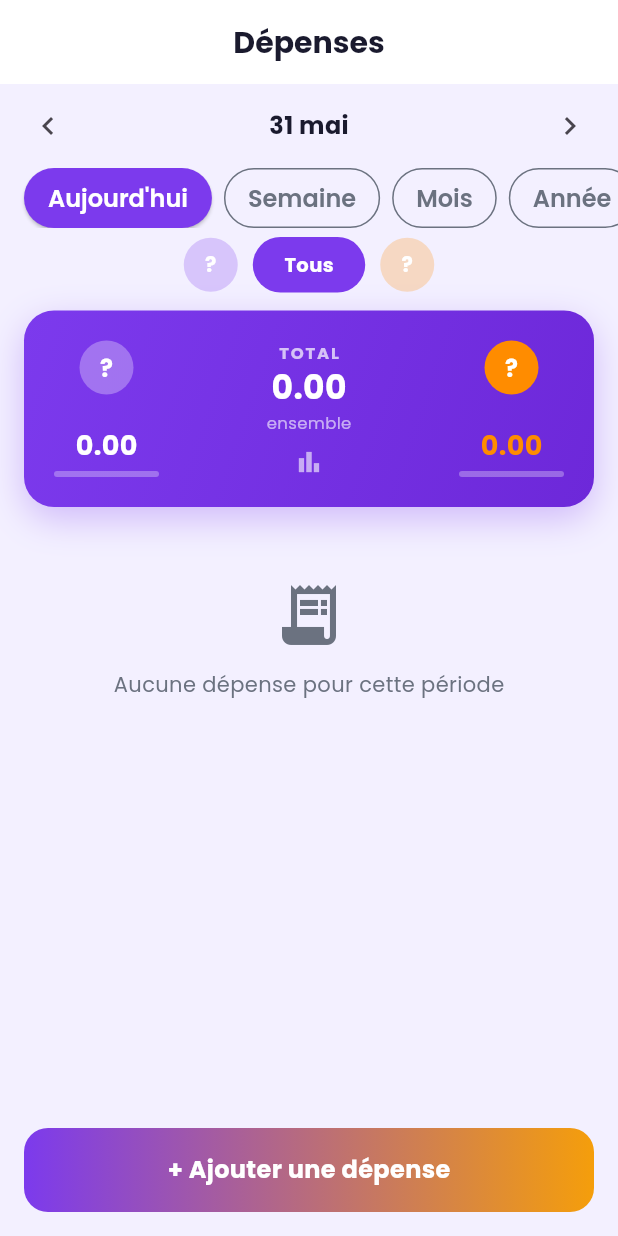
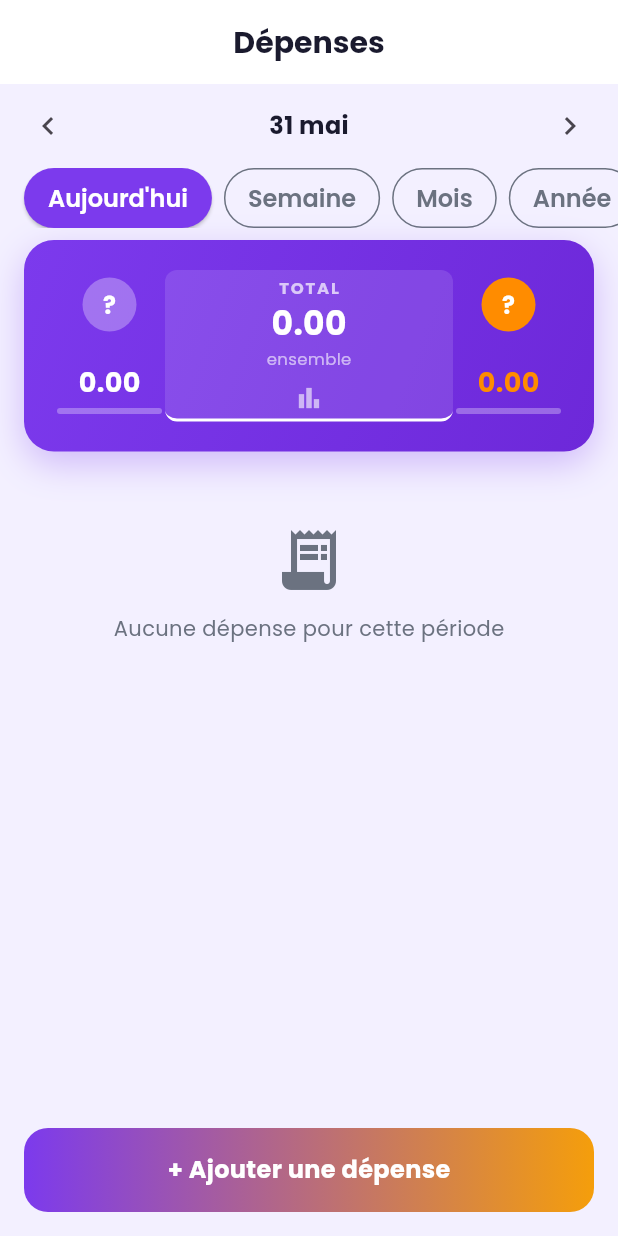
Before and after one commit to hamoudasamia1981-eng/wepact369, a Flutter app: the ExpensesScreen screen opened directly, on a phone screen of 412 x 824 dp. Run offline on Flutter 3.47's test engine with Material 3 defaults, Android fonts, the phone set to English and light mode, and no system bars; our stand-ins replace cloud_firestore, firebase_auth, firebase_core, google_fonts, google_sign_in, shared_preferences; accounts and stored records are empty.

Commit message:
Move person filter into summary card; fix remaining English strings
expenses_screen:
- Remove standalone A/Tous/S filter row and _personFilterChip helper
- Summary card each third is now a GestureDetector: tap left (my name)
  to filter my expenses, tap center (TOTAL) to show all, tap right
  (partner name) to filter partner expenses
- Selected section gets white underline + subtle white tint highlight

main_navigation: 'Pacts' -> 'Pactes' (bottom nav label)
calendar_screen: 'pact/pacts' -> 'pacte/pactes' (selected-day count)

Co-Authored-By: Claude Sonnet 4.6 <noreply@anthropic.com>

```diff
--- a/lib/screens/calendar_screen.dart
+++ b/lib/screens/calendar_screen.dart
@@ -468,7 +468,7 @@ class _CalendarScreenState extends State<CalendarScreen> {
                                 ),
                                 const Spacer(),
                                 Text(
-                                  '${selectedPacts.length} pact${selectedPacts.length != 1 ? 's' : ''}',
+                                  '${selectedPacts.length} pacte${selectedPacts.length != 1 ? 's' : ''}',
                                   style: const TextStyle(
                                       color: AppColors.textGrey),
                                 ),
--- a/lib/screens/expenses_screen.dart
+++ b/lib/screens/expenses_screen.dart
@@ -205,36 +205,6 @@ class ExpensesScreenState extends State<ExpensesScreen> {
     }
   }
 
-  Widget _personFilterChip({
-    required String initial,
-    required Color color,
-    required String value,
-  }) {
-    final selected = _personFilter == value;
-    return GestureDetector(
-      onTap: () => setState(() => _personFilter = value),
-      child: Container(
-        width: 36,
-        height: 36,
-        decoration: BoxDecoration(
-          shape: BoxShape.circle,
-          color: selected ? color : color.withAlpha(60),
-          border: selected ? Border.all(color: color, width: 2) : null,
-        ),
-        child: Center(
-          child: Text(
-            initial,
-            style: const TextStyle(
-              color: Colors.white,
-              fontWeight: FontWeight.bold,
-              fontSize: 14,
-            ),
-          ),
-        ),
-      ),
-    );
-  }
-
   @override
   Widget build(BuildContext context) {
     if (_isLoading) {
@@ -256,12 +226,6 @@ class ExpensesScreenState extends State<ExpensesScreen> {
                 .where('createdBy', isEqualTo: _currentUid)
                 .snapshots()
             : null;
-
-    final partnerInitial = _partnerFirstName?.isNotEmpty == true
-        ? _partnerFirstName![0].toUpperCase()
-        : '?';
-    final myInitial =
-        _firstName?.isNotEmpty == true ? _firstName![0].toUpperCase() : '?';
 
     return Scaffold(
       backgroundColor: AppColors.background,
@@ -351,59 +315,6 @@ class ExpensesScreenState extends State<ExpensesScreen> {
               }).toList(),
             ),
           ),
-          // Person filter (only when couple is linked)
-          if (_coupleId != null) ...[
-            const SizedBox(height: 6),
-            Row(
-              mainAxisAlignment: MainAxisAlignment.center,
-              children: [
-                // Partner avatar (A = purple)
-                _personFilterChip(
-                  initial: partnerInitial,
-                  color: AppColors.primary,
-                  value: 'partner',
-                ),
-                const SizedBox(width: 10),
-                // Tous (default)
-                GestureDetector(
-                  onTap: () => setState(() => _personFilter = 'tous'),
-                  child: Container(
-                    padding: const EdgeInsets.symmetric(
-                        horizontal: 20, vertical: 8),
-                    decoration: BoxDecoration(
-                      borderRadius: BorderRadius.circular(20),
-                      color: _personFilter == 'tous'
-                          ? AppColors.primary
-                          : AppColors.white,
-                      border: Border.all(
-                        color: _personFilter == 'tous'
-                            ? Colors.transparent
-                            : AppColors.textGrey.withAlpha(100),
-                      ),
-                    ),
-                    child: Text(
-                      'Tous',
-                      style: TextStyle(
-                        fontSize: 13,
-                        fontWeight: FontWeight.bold,
-                        color: _personFilter == 'tous'
-                            ? Colors.white
-                            : AppColors.textGrey,
-                      ),
-                    ),
-                  ),
-                ),
-                const SizedBox(width: 10),
-                // My avatar (S = orange)
-                _personFilterChip(
-                  initial: myInitial,
-                  color: AppColors.secondary,
-                  value: 'mine',
-                ),
-              ],
-            ),
-          ],
-          const SizedBox(height: 4),
           // Content
           Expanded(
             child: stream == null
@@ -510,7 +421,27 @@ class ExpensesScreenState extends State<ExpensesScreen> {
                                 crossAxisAlignment:
                                     CrossAxisAlignment.center,
                                 children: [
-                                  Column(children: [
+                                  // Left — tap to filter by current user
+                                  GestureDetector(
+                                    onTap: () => setState(
+                                        () => _personFilter = 'mine'),
+                                    child: Container(
+                                      padding: const EdgeInsets.symmetric(
+                                          vertical: 4, horizontal: 2),
+                                      decoration: BoxDecoration(
+                                        color: _personFilter == 'mine'
+                                            ? Colors.white.withAlpha(30)
+                                            : Colors.transparent,
+                                        borderRadius:
+                                            BorderRadius.circular(8),
+                                        border: _personFilter == 'mine'
+                                            ? const Border(
+                                                bottom: BorderSide(
+                                                    color: Colors.white,
+                                                    width: 2))
+                                            : null,
+                                      ),
+                                      child: Column(children: [
                                         CircleAvatar(
                                           radius: 18,
                                           backgroundColor:
@@ -531,7 +462,8 @@ class ExpensesScreenState extends State<ExpensesScreen> {
                                             style: const TextStyle(
                                                 fontSize: 18,
                                                 color: Colors.white,
-                                            fontWeight: FontWeight.bold)),
+                                                fontWeight:
+                                                    FontWeight.bold)),
                                         const SizedBox(height: 4),
                                         SizedBox(
                                           width: 70,
@@ -547,7 +479,29 @@ class ExpensesScreenState extends State<ExpensesScreen> {
                                           ),
                                         ),
                                       ]),
+                                    ),
+                                  ),
+                                  // Center — tap to show all (default)
                                   Expanded(
+                                    child: GestureDetector(
+                                      onTap: () => setState(
+                                          () => _personFilter = 'tous'),
+                                      child: Container(
+                                        padding: const EdgeInsets.symmetric(
+                                            vertical: 4),
+                                        decoration: BoxDecoration(
+                                          color: _personFilter == 'tous'
+                                              ? Colors.white.withAlpha(30)
+                                              : Colors.transparent,
+                                          borderRadius:
+                                              BorderRadius.circular(8),
+                                          border: _personFilter == 'tous'
+                                              ? const Border(
+                                                  bottom: BorderSide(
+                                                      color: Colors.white,
+                                                      width: 2))
+                                              : null,
+                                        ),
                                         child: Column(
                                             mainAxisAlignment:
                                                 MainAxisAlignment.center,
@@ -569,17 +523,41 @@ class ExpensesScreenState extends State<ExpensesScreen> {
                                               const Text('ensemble',
                                                   style: TextStyle(
                                                       fontSize: 11,
-                                                  color: Colors.white60)),
+                                                      color:
+                                                          Colors.white60)),
                                               const SizedBox(height: 8),
                                               const Icon(Icons.bar_chart,
                                                   color: Colors.white60,
                                                   size: 20),
                                             ]),
                                       ),
-                                  Column(children: [
+                                    ),
+                                  ),
+                                  // Right — tap to filter by partner
+                                  GestureDetector(
+                                    onTap: () => setState(
+                                        () => _personFilter = 'partner'),
+                                    child: Container(
+                                      padding: const EdgeInsets.symmetric(
+                                          vertical: 4, horizontal: 2),
+                                      decoration: BoxDecoration(
+                                        color: _personFilter == 'partner'
+                                            ? Colors.white.withAlpha(30)
+                                            : Colors.transparent,
+                                        borderRadius:
+                                            BorderRadius.circular(8),
+                                        border: _personFilter == 'partner'
+                                            ? const Border(
+                                                bottom: BorderSide(
+                                                    color: Colors.white,
+                                                    width: 2))
+                                            : null,
+                                      ),
+                                      child: Column(children: [
                                         CircleAvatar(
                                           radius: 18,
-                                      backgroundColor: AppColors.secondary,
+                                          backgroundColor:
+                                              AppColors.secondary,
                                           child: Text(pI,
                                               style: const TextStyle(
                                                   color: Colors.white,
@@ -596,7 +574,8 @@ class ExpensesScreenState extends State<ExpensesScreen> {
                                             style: const TextStyle(
                                                 fontSize: 18,
                                                 color: AppColors.secondary,
-                                            fontWeight: FontWeight.bold)),
+                                                fontWeight:
+                                                    FontWeight.bold)),
                                         const SizedBox(height: 4),
                                         SizedBox(
                                           width: 70,
@@ -612,6 +591,8 @@ class ExpensesScreenState extends State<ExpensesScreen> {
                                           ),
                                         ),
                                       ]),
+                                    ),
+                                  ),
                                 ],
                               ),
                             ),
--- a/lib/screens/main_navigation.dart
+++ b/lib/screens/main_navigation.dart
@@ -169,7 +169,7 @@ class _MainNavigationState extends State<MainNavigation> {
           BottomNavigationBarItem(
             icon: Icon(Icons.handshake_outlined),
             activeIcon: Icon(Icons.handshake),
-            label: 'Pacts',
+            label: 'Pactes',
           ),
           BottomNavigationBarItem(
             icon: Icon(Icons.calendar_today_outlined),
```
Lines whose indentation alone changed are shown as unchanged.
